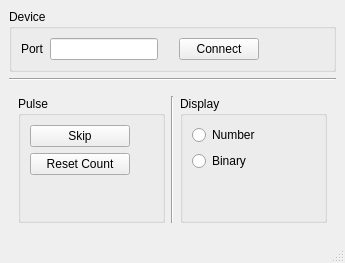
Qt form python/pulse_skipper.ui (iorodeo/pulse_skipper) before a commit.
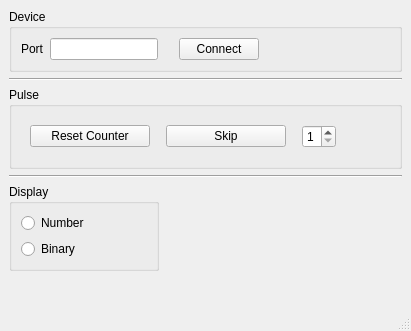
The same form after that commit.

Commit message: Modified firmware and GUI so that the use can specify how many frames to drop [1,9].

```diff
--- a/python/pulse_skipper.ui
+++ b/python/pulse_skipper.ui
@@ -6,10 +6,22 @@
    <rect>
     <x>0</x>
     <y>0</y>
-    <width>345</width>
-    <height>263</height>
+    <width>411</width>
+    <height>331</height>
    </rect>
   </property>
+  <property name="minimumSize">
+   <size>
+    <width>0</width>
+    <height>0</height>
+   </size>
+  </property>
+  <property name="maximumSize">
+   <size>
+    <width>16777215</width>
+    <height>16777215</height>
+   </size>
+  </property>
   <property name="windowTitle">
    <string>Pulse Skipper</string>
   </property>
@@ -85,9 +97,6 @@
      </widget>
     </item>
     <item>
-     <widget class="QWidget" name="widget" native="true">
-      <layout class="QHBoxLayout" name="horizontalLayout_2">
-       <item>
         <widget class="QGroupBox" name="pulseGroupBox">
          <property name="sizePolicy">
           <sizepolicy hsizetype="Preferred" vsizetype="Preferred">
@@ -95,10 +104,78 @@
            <verstretch>0</verstretch>
           </sizepolicy>
          </property>
+      <property name="minimumSize">
+       <size>
+        <width>0</width>
+        <height>0</height>
+       </size>
+      </property>
          <property name="title">
           <string>Pulse</string>
          </property>
-         <layout class="QVBoxLayout" name="verticalLayout_2">
+      <layout class="QVBoxLayout" name="verticalLayout">
+       <item>
+        <widget class="QWidget" name="widget_2" native="true">
+         <property name="sizePolicy">
+          <sizepolicy hsizetype="Preferred" vsizetype="Fixed">
+           <horstretch>0</horstretch>
+           <verstretch>0</verstretch>
+          </sizepolicy>
+         </property>
+         <property name="minimumSize">
+          <size>
+           <width>0</width>
+           <height>0</height>
+          </size>
+         </property>
+         <property name="maximumSize">
+          <size>
+           <width>16777215</width>
+           <height>16777215</height>
+          </size>
+         </property>
+         <layout class="QHBoxLayout" name="horizontalLayout_3">
+          <item>
+           <widget class="QPushButton" name="resetPushButton">
+            <property name="sizePolicy">
+             <sizepolicy hsizetype="Fixed" vsizetype="Fixed">
+              <horstretch>0</horstretch>
+              <verstretch>0</verstretch>
+             </sizepolicy>
+            </property>
+            <property name="minimumSize">
+             <size>
+              <width>120</width>
+              <height>0</height>
+             </size>
+            </property>
+            <property name="maximumSize">
+             <size>
+              <width>120</width>
+              <height>16777215</height>
+             </size>
+            </property>
+            <property name="text">
+             <string>Reset Counter</string>
+            </property>
+           </widget>
+          </item>
+          <item>
+           <spacer name="horizontalSpacer_4">
+            <property name="orientation">
+             <enum>Qt::Horizontal</enum>
+            </property>
+            <property name="sizeType">
+             <enum>QSizePolicy::Fixed</enum>
+            </property>
+            <property name="sizeHint" stdset="0">
+             <size>
+              <width>10</width>
+              <height>20</height>
+             </size>
+            </property>
+           </spacer>
+          </item>
           <item>
            <widget class="QPushButton" name="skipPushButton">
             <property name="sizePolicy">
@@ -109,13 +186,13 @@
             </property>
             <property name="minimumSize">
              <size>
-              <width>100</width>
+              <width>120</width>
               <height>0</height>
              </size>
             </property>
             <property name="maximumSize">
              <size>
-              <width>100</width>
+              <width>120</width>
               <height>16777215</height>
              </size>
             </property>
@@ -125,42 +202,46 @@
            </widget>
           </item>
           <item>
-           <widget class="QPushButton" name="resetPushButton">
-            <property name="sizePolicy">
-             <sizepolicy hsizetype="Fixed" vsizetype="Fixed">
-              <horstretch>0</horstretch>
-              <verstretch>0</verstretch>
-             </sizepolicy>
+           <spacer name="horizontalSpacer_6">
+            <property name="orientation">
+             <enum>Qt::Horizontal</enum>
             </property>
-            <property name="minimumSize">
-             <size>
-              <width>100</width>
-              <height>0</height>
-             </size>
+            <property name="sizeType">
+             <enum>QSizePolicy::Fixed</enum>
             </property>
-            <property name="maximumSize">
+            <property name="sizeHint" stdset="0">
              <size>
-              <width>100</width>
-              <height>16777215</height>
+              <width>10</width>
+              <height>20</height>
              </size>
             </property>
-            <property name="text">
-             <string>Reset Count</string>
+           </spacer>
+          </item>
+          <item>
+           <widget class="QSpinBox" name="skipSpinBox">
+            <property name="minimum">
+             <number>1</number>
             </property>
+            <property name="maximum">
+             <number>9</number>
+            </property>
            </widget>
           </item>
           <item>
-           <spacer name="verticalSpacer_2">
+           <spacer name="horizontalSpacer_3">
             <property name="orientation">
-             <enum>Qt::Vertical</enum>
+             <enum>Qt::Horizontal</enum>
             </property>
             <property name="sizeHint" stdset="0">
              <size>
-              <width>20</width>
-              <height>0</height>
+              <width>40</width>
+              <height>20</height>
              </size>
             </property>
            </spacer>
+          </item>
+         </layout>
+        </widget>
           </item>
          </layout>
         </widget>
@@ -168,16 +249,28 @@
        <item>
         <widget class="Line" name="line">
          <property name="orientation">
-          <enum>Qt::Vertical</enum>
+       <enum>Qt::Horizontal</enum>
          </property>
         </widget>
        </item>
        <item>
         <widget class="QGroupBox" name="displayGroupBox">
+      <property name="sizePolicy">
+       <sizepolicy hsizetype="Fixed" vsizetype="Preferred">
+        <horstretch>0</horstretch>
+        <verstretch>0</verstretch>
+       </sizepolicy>
+      </property>
+      <property name="minimumSize">
+       <size>
+        <width>150</width>
+        <height>0</height>
+       </size>
+      </property>
          <property name="title">
           <string>Display</string>
          </property>
-         <layout class="QVBoxLayout" name="verticalLayout">
+      <layout class="QVBoxLayout" name="verticalLayout_2">
           <item>
            <widget class="QRadioButton" name="numberRadioButton">
             <property name="text">
@@ -192,6 +285,9 @@
             </property>
            </widget>
           </item>
+      </layout>
+     </widget>
+    </item>
           <item>
            <spacer name="verticalSpacer">
             <property name="orientation">
@@ -200,16 +296,10 @@
             <property name="sizeHint" stdset="0">
              <size>
               <width>20</width>
-              <height>7</height>
+        <height>54</height>
              </size>
             </property>
            </spacer>
-          </item>
-         </layout>
-        </widget>
-       </item>
-      </layout>
-     </widget>
     </item>
    </layout>
   </widget>
```
Left out of the diff: 2 changed lines with no effect on the pictures. Lines whose indentation alone changed are shown as unchanged. The commit also changes 4 other files.
